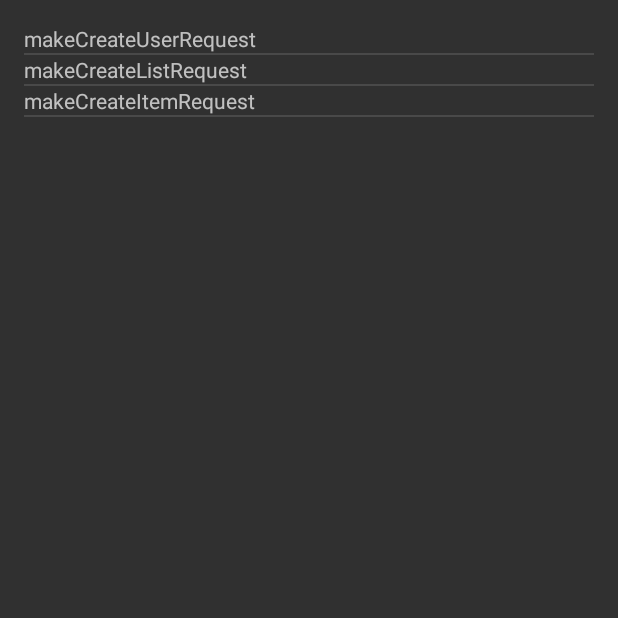
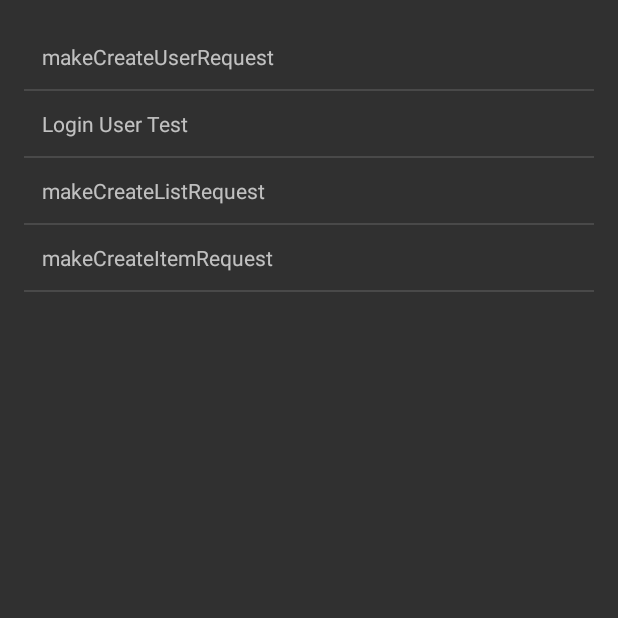
Before and after one commit to ethanln/CS456TBD, an Android app: the NetworkTestActivity screen opened directly, with no data from a screen before it, on a phone screen of 412 x 824 dp, the top half of it. Run offline under Robolectric (Android 15) with nearby library versions, the phone set to English and light mode, and no system bars; libraries missing offline, so code that uses them is left out: com.firebase.client.

Commit message:
Added Login/Logout requests

```diff
--- a/AppPrototype/app/src/main/AndroidManifest.xml
+++ b/AppPrototype/app/src/main/AndroidManifest.xml
@@ -4,7 +4,7 @@
 
     <uses-sdk
         android:minSdkVersion="8"
-        android:targetSdkVersion="17" />
+        android:targetSdkVersion="19" />
 
     <uses-permission android:name="android.permission.ACCESS_FINE_LOCATION" />
     <uses-permission android:name="android.permission.ACCESS_COARSE_LOCATION" />
--- a/AppPrototype/app/src/main/java/com/tbd/appprototype/NetworkTestActivity.java
+++ b/AppPrototype/app/src/main/java/com/tbd/appprototype/NetworkTestActivity.java
@@ -68,6 +68,14 @@ public class NetworkTestActivity extends ListActivity {
             }
         });
 
+        tests.add(new NetworkTest("Login User Test") {
+            @Override
+            public void executeTest() {
+                network.makeLoginUserRequest("user1", "p");
+                showNetworkTestCompleteToast("Login User Done");
+            }
+        });
+
         // LIST TESTS
         // ----------
 
--- a/AppPrototype/app/src/main/java/model/User.java
+++ b/AppPrototype/app/src/main/java/model/User.java
@@ -85,6 +85,10 @@ public class User extends ModelObject {
         this.password = password;
     }
 
+    public void addFriend(String friendID) {
+        this.friendIDs.add(friendID);
+    }
+
     @Override
     public HashMap<String, Object> toHashMap() {
         HashMap<String, Object> map = new HashMap<>();
--- a/AppPrototype/app/src/main/java/networking/NetworkManager.java
+++ b/AppPrototype/app/src/main/java/networking/NetworkManager.java
@@ -2,10 +2,21 @@ package networking;
 
 import android.util.Log;
 
+import com.firebase.client.AuthData;
+import com.firebase.client.ChildEventListener;
+import com.firebase.client.DataSnapshot;
 import com.firebase.client.Firebase;
+import com.firebase.client.FirebaseError;
+import com.firebase.client.GenericTypeIndicator;
+import com.firebase.client.Query;
 import com.tbd.appprototype.TBDApplication;
 
 import java.util.ArrayList;
+import java.util.HashMap;
+import java.util.Iterator;
+import java.util.List;
+import java.util.Map;
+import java.util.Objects;
 
 import model.InventoryItem;
 import model.InventoryList;
@@ -51,6 +62,70 @@ public class NetworkManager {
         }
         newUser.setValue(user.toHashMap());
         return newUser.getKey();
+    }
+
+    public void makeLoginUserRequest(final String username, final String password) {
+        Firebase userRef = new Firebase(usersEndpoint);
+        Query query = userRef.orderByChild("username").equalTo(username);
+        query.addChildEventListener(new ChildEventListener() {
+            @Override
+            public void onChildAdded(DataSnapshot data, String s) {
+                Log.d("LOGIN-ON CHILD ADDED", data.getKey());
+                boolean usernameMatches = false;
+                boolean passwordMatches = false;
+                User currentUser = new User();
+
+                for (DataSnapshot userData : data.getChildren()) {
+//                    Log.d("userKey", userData.getKey());
+//                    Log.d("userValue", userData.getValue().toString());
+                    if (userData.getKey().equals("username") && userData.getValue().equals(username)) {
+                        usernameMatches = true;
+                        currentUser.setUsername(userData.getValue().toString());
+                    }
+                    if (userData.getKey().equals("password") && userData.getValue().equals(password)) {
+                        passwordMatches = true;
+                        currentUser.setPassword(userData.getValue().toString());
+                    }
+                    if (userData.getKey().equals("id")) {
+                        currentUser.setUserID(userData.getValue().toString());
+                    }
+                    if (userData.getKey().equals("imageURL")) {
+                        currentUser.setImageURL(userData.getValue().toString());
+                    }
+                    if (userData.getKey().equals("friendIDs")) {
+                        GenericTypeIndicator<List<String>> t = new GenericTypeIndicator<List<String>>() {};
+                        ArrayList<String> friendIDs = (ArrayList<String>) userData.getValue();
+                        currentUser.setFriendIDs(friendIDs);
+                    }
+
+                }
+                if (usernameMatches && passwordMatches) {
+                    application.setCurrentUser(currentUser);
+                    Log.d("CURRENT USER SET", application.getCurrentUser().toHashMap().toString());
+                } else {
+                    application.setCurrentUser(null);
+                }
+            }
+
+            @Override
+            public void onChildChanged(DataSnapshot dataSnapshot, String s) {}
+
+            @Override
+            public void onChildRemoved(DataSnapshot dataSnapshot) {}
+
+            @Override
+            public void onChildMoved(DataSnapshot dataSnapshot, String s) {}
+
+            @Override
+            public void onCancelled(FirebaseError firebaseError) {
+                Log.e("onCancelled", firebaseError.getMessage());
+                Log.e("onCancelled", firebaseError.getDetails());
+            }
+        });
+    }
+
+    public void makeLogoutUserRequest() {
+        application.setCurrentUser(null);
     }
 
     /**
--- a/AppPrototype/app/src/main/res/layout/list_item_network_test.xml
+++ b/AppPrototype/app/src/main/res/layout/list_item_network_test.xml
@@ -5,7 +5,8 @@
 
     <TextView
         android:id="@+id/test_name"
-        android:layout_width="match_parent"
-        android:layout_height="match_parent" />
+        android:layout_width="wrap_content"
+        android:layout_height="wrap_content"
+        android:padding="12dp" />
 
 </LinearLayout>
```
Also changed, not shown: AppPrototype/app/src/main/java/networking/RetrieveDataListener.java (added, +35 -0 lines).
